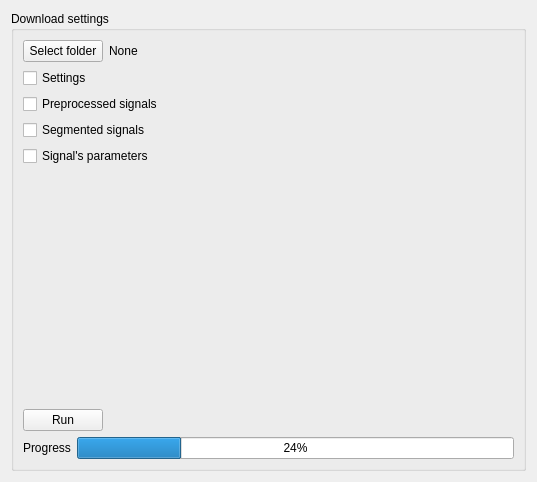
medusabci/medusa-analyzer, file final_window.ui: the form before one commit.
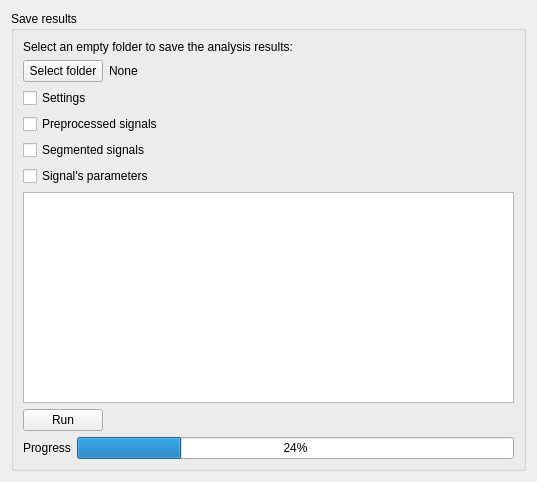
The form after the commit.

Commit message: - Nueva lógica para los errores en el widget de downloads. - Inclusión de un log con la consola del Pycharm en el widget de downloads. -Otros cambios menores.

Diff of the .ui file:
```diff
--- a/final_window.ui
+++ b/final_window.ui
@@ -17,9 +17,26 @@
    <item>
     <widget class="QGroupBox" name="groupBox">
      <property name="title">
-      <string>Download settings</string>
+      <string>Save results</string>
      </property>
      <layout class="QVBoxLayout" name="verticalLayout_2">
+      <item>
+       <layout class="QHBoxLayout" name="horizontalLayout_2">
+        <item>
+         <widget class="QLabel" name="label">
+          <property name="text">
+           <string>&lt;html&gt;&lt;head/&gt;&lt;body&gt;&lt;p&gt;Select an empty folder to save the analysis results: &lt;/p&gt;&lt;/body&gt;&lt;/html&gt;</string>
+          </property>
+          <property name="textFormat">
+           <enum>Qt::RichText</enum>
+          </property>
+          <property name="wordWrap">
+           <bool>true</bool>
+          </property>
+         </widget>
+        </item>
+       </layout>
+      </item>
       <item>
        <layout class="QHBoxLayout" name="horizontalLayout_4">
         <item>
@@ -80,17 +97,7 @@
        </widget>
       </item>
       <item>
-       <spacer name="verticalSpacer">
-        <property name="orientation">
-         <enum>Qt::Vertical</enum>
-        </property>
-        <property name="sizeHint" stdset="0">
-         <size>
-          <width>20</width>
-          <height>40</height>
-         </size>
-        </property>
-       </spacer>
+       <widget class="QTextBrowser" name="logtextBrowser"/>
       </item>
       <item>
        <layout class="QHBoxLayout" name="horizontalLayout">
```
Left out of the diff: 12 changed lines with no effect on the pictures. The commit also changes 29 other files.
